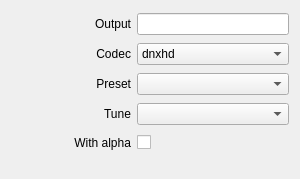
The window that src/Widgets/Inspector/InspectorFileRecorderWidget.ui (CasparCG/client) describes before a commit, drawn with Qt 5.
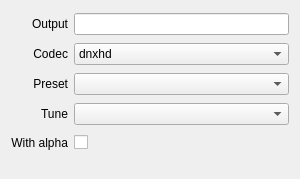
The same window after the commit.

Commit message: Remove minimumSize constraint from labels

Diff of the .ui file:
```diff
--- a/src/Widgets/Inspector/InspectorFileRecorderWidget.ui
+++ b/src/Widgets/Inspector/InspectorFileRecorderWidget.ui
@@ -22,12 +22,6 @@
    </property>
    <item row="4" column="0">
     <widget class="QLabel" name="labelWithAlpha">
-     <property name="minimumSize">
-      <size>
-       <width>120</width>
-       <height>0</height>
-      </size>
-     </property>
      <property name="text">
       <string>With alpha</string>
      </property>
@@ -58,12 +52,6 @@
    </item>
    <item row="1" column="0">
     <widget class="QLabel" name="labelCodec">
-     <property name="minimumSize">
-      <size>
-       <width>120</width>
-       <height>0</height>
-      </size>
-     </property>
      <property name="text">
       <string>Codec</string>
      </property>
@@ -77,12 +65,6 @@
    </item>
    <item row="0" column="0">
     <widget class="QLabel" name="labelOutput">
-     <property name="minimumSize">
-      <size>
-       <width>120</width>
-       <height>0</height>
-      </size>
-     </property>
      <property name="text">
       <string>Output</string>
      </property>
@@ -165,12 +147,6 @@
    </item>
    <item row="2" column="0">
     <widget class="QLabel" name="labelPreset">
-     <property name="minimumSize">
-      <size>
-       <width>120</width>
-       <height>0</height>
-      </size>
-     </property>
      <property name="text">
       <string>Preset</string>
      </property>
@@ -201,12 +177,6 @@
    </item>
    <item row="3" column="0">
     <widget class="QLabel" name="labelTune">
-     <property name="minimumSize">
-      <size>
-       <width>120</width>
-       <height>0</height>
-      </size>
-     </property>
      <property name="text">
       <string>Tune</string>
      </property>
```
The commit also changes 53 other files.
